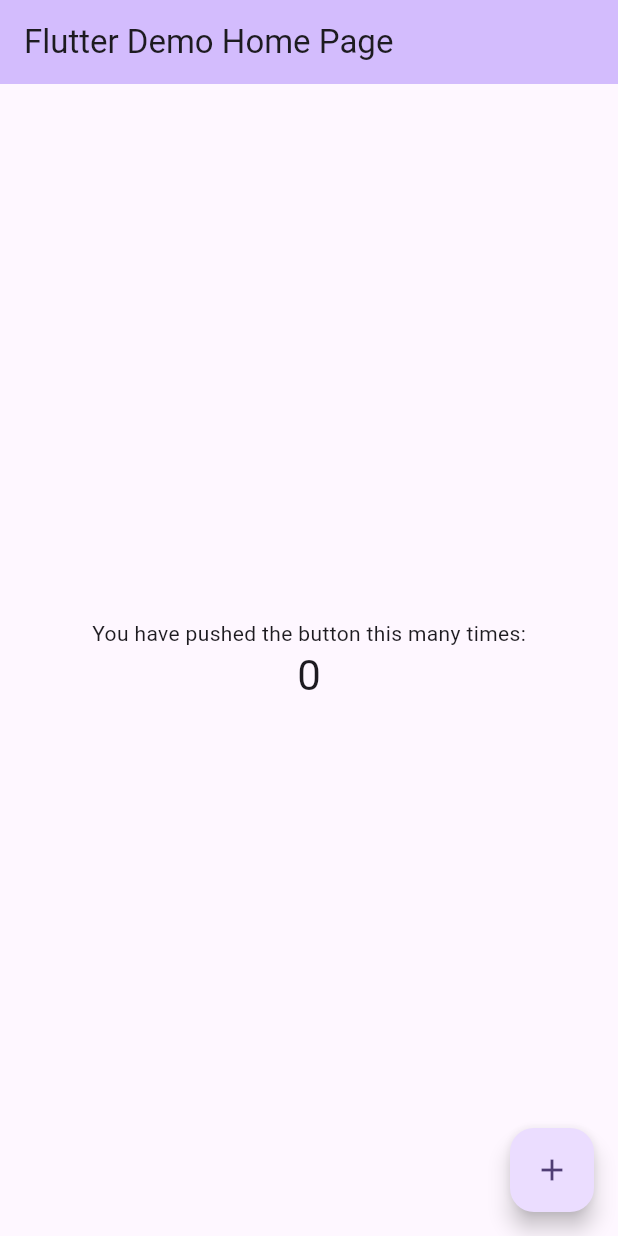
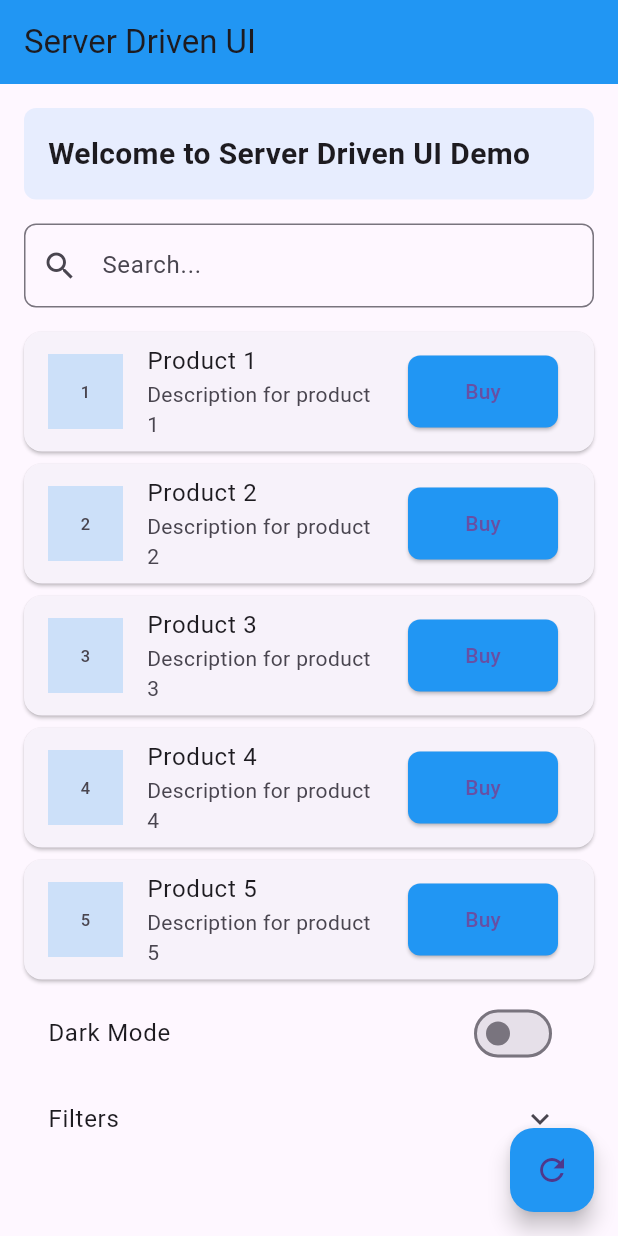
Before and after one commit to singhrishabh93/server_driven_ui_with_features_testing, a Flutter app: the screen it shows after launch, on a phone screen of 412 x 824 dp. Run offline on Flutter 3.47's test engine with Material 3 defaults, Android fonts, the light colour scheme and no system bars; our stand-ins replace shared_preferences; network calls fail.

Commit message:
Server driven UI

```diff
--- a/lib/main.dart
+++ b/lib/main.dart
@@ -1,125 +1,255 @@
+// lib/main.dart
 import 'package:flutter/material.dart';
+import 'dart:convert';
+import 'package:http/http.dart' as http;
+import 'package:shared_preferences/shared_preferences.dart';
 
 void main() {
   runApp(const MyApp());
 }
 
 class MyApp extends StatelessWidget {
-  const MyApp({super.key});
+  const MyApp({Key? key}) : super(key: key);
 
-  // This widget is the root of your application.
   @override
   Widget build(BuildContext context) {
     return MaterialApp(
-      title: 'Flutter Demo',
-      theme: ThemeData(
-        // This is the theme of your application.
-        //
-        // TRY THIS: Try running your application with "flutter run". You'll see
-        // the application has a purple toolbar. Then, without quitting the app,
-        // try changing the seedColor in the colorScheme below to Colors.green
-        // and then invoke "hot reload" (save your changes or press the "hot
-        // reload" button in a Flutter-supported IDE, or press "r" if you used
-        // the command line to start the app).
-        //
-        // Notice that the counter didn't reset back to zero; the application
-        // state is not lost during the reload. To reset the state, use hot
-        // restart instead.
-        //
-        // This works for code too, not just values: Most code changes can be
-        // tested with just a hot reload.
-        colorScheme: ColorScheme.fromSeed(seedColor: Colors.deepPurple),
-        useMaterial3: true,
-      ),
-      home: const MyHomePage(title: 'Flutter Demo Home Page'),
+      debugShowCheckedModeBanner: false,
+      title: 'Server Driven UI Demo',
+      theme: ThemeData(primarySwatch: Colors.blue),
+      home: const HomeScreen(),
     );
   }
 }
 
-class MyHomePage extends StatefulWidget {
-  const MyHomePage({super.key, required this.title});
-
-  // This widget is the home page of your application. It is stateful, meaning
-  // that it has a State object (defined below) that contains fields that affect
-  // how it looks.
-
-  // This class is the configuration for the state. It holds the values (in this
-  // case the title) provided by the parent (in this case the App widget) and
-  // used by the build method of the State. Fields in a Widget subclass are
-  // always marked "final".
-
-  final String title;
+class HomeScreen extends StatefulWidget {
+  const HomeScreen({Key? key}) : super(key: key);
 
   @override
-  State<MyHomePage> createState() => _MyHomePageState();
+  State<HomeScreen> createState() => _HomeScreenState();
 }
 
-class _MyHomePageState extends State<MyHomePage> {
-  int _counter = 0;
+class _HomeScreenState extends State<HomeScreen> {
+  Map<String, dynamic>? uiConfig;
+  bool isLoading = true;
+  bool isDarkMode = false;
+  final String _themePreferenceKey = 'isDarkMode';
 
-  void _incrementCounter() {
+  @override
+  void initState() {
+    super.initState();
+    _loadThemePreference();
+    fetchUIConfig();
+  }
+
+  Future<void> _loadThemePreference() async {
+    final prefs = await SharedPreferences.getInstance();
     setState(() {
-      // This call to setState tells the Flutter framework that something has
-      // changed in this State, which causes it to rerun the build method below
-      // so that the display can reflect the updated values. If we changed
-      // _counter without calling setState(), then the build method would not be
-      // called again, and so nothing would appear to happen.
-      _counter++;
+      isDarkMode = prefs.getBool(_themePreferenceKey) ?? false;
     });
+  }
+
+  Future<void> _saveThemePreference(bool value) async {
+    final prefs = await SharedPreferences.getInstance();
+    await prefs.setBool(_themePreferenceKey, value);
+  }
+
+  Future<void> fetchUIConfig() async {
+    try {
+      final response = await http.get(Uri.parse('https://raw.githubusercontent.com/singhrishabh93/JSON-Hosting/refs/heads/main/uifinal.json'));
+      if (response.statusCode == 200) {
+        setState(() {
+          uiConfig = json.decode(response.body);
+          isLoading = false;
+        });
+      }
+    } catch (e) {
+      await Future.delayed(Duration(seconds: 1));
+      setState(() {
+        uiConfig = {
+          "uiConfig": {
+            "theme": "light",
+            "primaryColor": "#2196F3",
+            "buttonStyle": {
+              "radius": 8.0,
+              "height": 48.0,
+              "width": 200.0
+            },
+            "components": ["header", "searchBar", "productList"]
+          },
+          "features": {
+            "darkMode": true,
+            "search": true,
+            "filters": true
+          }
+        };
+        isLoading = false;
+      });
+    }
+  }
+
+  Color getPrimaryColor() {
+    String colorHex = uiConfig?["uiConfig"]["primaryColor"] ?? "#2196F3";
+    colorHex = colorHex.replaceAll("#", "");
+    return Color(int.parse("0xFF$colorHex"));
+  }
+
+  ThemeData _getThemeData() {
+    return isDarkMode
+        ? ThemeData.dark().copyWith(
+            primaryColor: getPrimaryColor(),
+            appBarTheme: AppBarTheme(
+              backgroundColor: getPrimaryColor(),
+            ),
+            floatingActionButtonTheme: FloatingActionButtonThemeData(
+              backgroundColor: getPrimaryColor(),
+            ),
+          )
+        : ThemeData.light().copyWith(
+            primaryColor: getPrimaryColor(),
+            appBarTheme: AppBarTheme(
+              backgroundColor: getPrimaryColor(),
+            ),
+            floatingActionButtonTheme: FloatingActionButtonThemeData(
+              backgroundColor: getPrimaryColor(),
+            ),
+          );
   }
 
   @override
   Widget build(BuildContext context) {
-    // This method is rerun every time setState is called, for instance as done
-    // by the _incrementCounter method above.
-    //
-    // The Flutter framework has been optimized to make rerunning build methods
-    // fast, so that you can just rebuild anything that needs updating rather
-    // than having to individually change instances of widgets.
-    return Scaffold(
+    if (isLoading) {
+      return const Scaffold(
+        body: Center(child: CircularProgressIndicator()),
+      );
+    }
+
+    return MaterialApp(
+      debugShowCheckedModeBanner: false,
+      theme: _getThemeData(),
+      home: Scaffold(
         appBar: AppBar(
-        // TRY THIS: Try changing the color here to a specific color (to
-        // Colors.amber, perhaps?) and trigger a hot reload to see the AppBar
-        // change color while the other colors stay the same.
-        backgroundColor: Theme.of(context).colorScheme.inversePrimary,
-        // Here we take the value from the MyHomePage object that was created by
-        // the App.build method, and use it to set our appbar title.
-        title: Text(widget.title),
+          title: const Text('Server Driven UI'),
         ),
-      body: Center(
-        // Center is a layout widget. It takes a single child and positions it
-        // in the middle of the parent.
+        body: SingleChildScrollView(
+          padding: const EdgeInsets.all(16.0),
           child: Column(
-          // Column is also a layout widget. It takes a list of children and
-          // arranges them vertically. By default, it sizes itself to fit its
-          // children horizontally, and tries to be as tall as its parent.
-          //
-          // Column has various properties to control how it sizes itself and
-          // how it positions its children. Here we use mainAxisAlignment to
-          // center the children vertically; the main axis here is the vertical
-          // axis because Columns are vertical (the cross axis would be
-          // horizontal).
-          //
-          // TRY THIS: Invoke "debug painting" (choose the "Toggle Debug Paint"
-          // action in the IDE, or press "p" in the console), to see the
-          // wireframe for each widget.
-          mainAxisAlignment: MainAxisAlignment.center,
-          children: <Widget>[
-            const Text(
-              'You have pushed the button this many times:',
+            crossAxisAlignment: CrossAxisAlignment.start,
+            children: [
+              if (uiConfig!["uiConfig"]["components"].contains("header"))
+                Container(
+                  width: double.infinity,
+                  padding: const EdgeInsets.all(16.0),
+                  decoration: BoxDecoration(
+                    color: getPrimaryColor().withOpacity(0.1),
+                    borderRadius: BorderRadius.circular(8.0),
                   ),
-            Text(
-              '$_counter',
-              style: Theme.of(context).textTheme.headlineMedium,
+                  child: const Text(
+                    'Welcome to Server Driven UI Demo',
+                    style: TextStyle(fontSize: 20, fontWeight: FontWeight.bold),
+                  ),
+                ),
+
+              const SizedBox(height: 16),
+
+              if (uiConfig!["uiConfig"]["components"].contains("searchBar") &&
+                  uiConfig!["features"]["search"])
+                TextField(
+                  decoration: InputDecoration(
+                    hintText: 'Search...',
+                    prefixIcon: const Icon(Icons.search),
+                    border: OutlineInputBorder(
+                      borderRadius: BorderRadius.circular(
+                        uiConfig!["uiConfig"]["buttonStyle"]["radius"],
+                      ),
+                    ),
+                  ),
+                ),
+
+              const SizedBox(height: 16),
+
+              if (uiConfig!["uiConfig"]["components"].contains("productList"))
+                ListView.builder(
+                  shrinkWrap: true,
+                  physics: const NeverScrollableScrollPhysics(),
+                  itemCount: 5,
+                  itemBuilder: (context, index) {
+                    return Card(
+                      margin: const EdgeInsets.only(bottom: 8.0),
+                      child: ListTile(
+                        leading: Container(
+                          width: 50,
+                          height: 50,
+                          color: getPrimaryColor().withOpacity(0.2),
+                          child: Center(child: Text('${index + 1}')),
+                        ),
+                        title: Text('Product ${index + 1}'),
+                        subtitle: Text('Description for product ${index + 1}'),
+                        trailing: SizedBox(
+                          width: uiConfig!["uiConfig"]["buttonStyle"]["width"] / 2,
+                          height: uiConfig!["uiConfig"]["buttonStyle"]["height"],
+                          child: ElevatedButton(
+                            style: ElevatedButton.styleFrom(
+                              backgroundColor: getPrimaryColor(),
+                              shape: RoundedRectangleBorder(
+                                borderRadius: BorderRadius.circular(
+                                  uiConfig!["uiConfig"]["buttonStyle"]["radius"],
+                                ),
+                              ),
+                            ),
+                            onPressed: () {},
+                            child: const Text('Buy'),
+                          ),
+                        ),
+                      ),
+                    );
+                  },
+                ),
+
+              if (uiConfig!["features"]["darkMode"])
+                SwitchListTile(
+                  title: const Text('Dark Mode'),
+                  value: isDarkMode,
+                  onChanged: (value) {
+                    setState(() {
+                      isDarkMode = value;
+                      _saveThemePreference(value);
+                    });
+                  },
+                ),
+
+              if (uiConfig!["features"]["filters"])
+                ExpansionTile(
+                  title: const Text('Filters'),
+                  children: [
+                    CheckboxListTile(
+                      title: const Text('New Arrivals'),
+                      value: false,
+                      onChanged: (value) {},
+                    ),
+                    CheckboxListTile(
+                      title: const Text('On Sale'),
+                      value: false,
+                      onChanged: (value) {},
+                    ),
+                    CheckboxListTile(
+                      title: const Text('Popular'),
+                      value: false,
+                      onChanged: (value) {},
+                    ),
+                  ],
                 ),
             ],
           ),
         ),
         floatingActionButton: FloatingActionButton(
-        onPressed: _incrementCounter,
-        tooltip: 'Increment',
-        child: const Icon(Icons.add),
-      ), // This trailing comma makes auto-formatting nicer for build methods.
+          onPressed: () async {
+            setState(() => isLoading = true);
+            await fetchUIConfig();
+          },
+          child: const Icon(Icons.refresh),
+        ),
+      ),
     );
   }
 }
--- a/pubspec.yaml
+++ b/pubspec.yaml
@@ -35,6 +35,8 @@ dependencies:
   # The following adds the Cupertino Icons font to your application.
   # Use with the CupertinoIcons class for iOS style icons.
   cupertino_icons: ^1.0.8
+  http: ^1.2.2
+  shared_preferences: ^2.3.5
 
 dev_dependencies:
   flutter_test:
```
Also changed, not shown: lib/ui.json (added, +90 -0 lines), pubspec.lock, 7 other files. Lines whose indentation alone changed are shown as unchanged.
